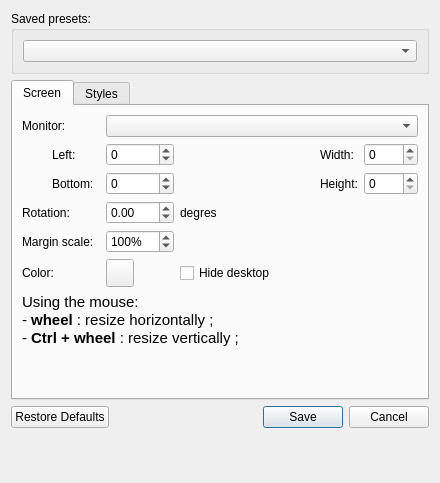
Old version of the form src/configeditor.ui in the repository Subtivals/subtivals.
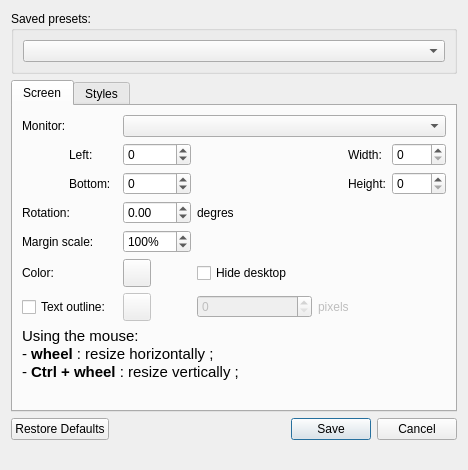
New version of the form. Icons and pictures are not drawn.

Commit message: Text outline support (ref #180)

Diff of the .ui file:
```diff
--- a/src/configeditor.ui
+++ b/src/configeditor.ui
@@ -6,8 +6,8 @@
    <rect>
     <x>0</x>
     <y>0</y>
-    <width>440</width>
-    <height>483</height>
+    <width>468</width>
+    <height>470</height>
    </rect>
   </property>
   <property name="windowTitle">
@@ -149,7 +149,7 @@
            </property>
           </widget>
          </item>
-         <item row="7" column="4">
+         <item row="8" column="4">
           <spacer name="verticalSpacer">
            <property name="orientation">
             <enum>Qt::Vertical</enum>
@@ -162,7 +162,7 @@
            </property>
           </spacer>
          </item>
-         <item row="6" column="0" colspan="8">
+         <item row="7" column="0" colspan="8">
           <widget class="QLabel" name="label_6">
            <property name="text">
             <string>&lt;!DOCTYPE HTML PUBLIC &quot;-//W3C//DTD HTML 4.0//EN&quot; &quot;http://www.w3.org/TR/REC-html40/strict.dtd&quot;&gt;
@@ -182,13 +182,6 @@
            </property>
           </widget>
          </item>
-         <item row="3" column="4" colspan="3">
-          <widget class="QLabel" name="label_8">
-           <property name="text">
-            <string>degres</string>
-           </property>
-          </widget>
-         </item>
          <item row="3" column="3">
           <widget class="QDoubleSpinBox" name="rotation">
            <property name="minimum">
@@ -326,6 +319,59 @@
            </property>
           </widget>
          </item>
+         <item row="6" column="0" colspan="2">
+          <widget class="QCheckBox" name="chkOutline">
+           <property name="text">
+            <string>Text outline:</string>
+           </property>
+          </widget>
+         </item>
+         <item row="6" column="3">
+          <widget class="QPushButton" name="btnOutlineColor">
+           <property name="enabled">
+            <bool>false</bool>
+           </property>
+           <property name="minimumSize">
+            <size>
+             <width>28</width>
+             <height>28</height>
+            </size>
+           </property>
+           <property name="maximumSize">
+            <size>
+             <width>28</width>
+             <height>28</height>
+            </size>
+           </property>
+           <property name="text">
+            <string/>
+           </property>
+          </widget>
+         </item>
+         <item row="6" column="4">
+          <widget class="QSpinBox" name="outlineWidth">
+           <property name="enabled">
+            <bool>false</bool>
+           </property>
+          </widget>
+         </item>
+         <item row="3" column="4" colspan="4">
+          <widget class="QLabel" name="label_8">
+           <property name="text">
+            <string>degres</string>
+           </property>
+          </widget>
+         </item>
+         <item row="6" column="5" colspan="3">
+          <widget class="QLabel" name="label_15">
+           <property name="enabled">
+            <bool>false</bool>
+           </property>
+           <property name="text">
+            <string>pixels</string>
+           </property>
+          </widget>
+         </item>
          <item row="5" column="4" colspan="4">
           <widget class="QCheckBox" name="hideDesktop">
            <property name="text">
```
Left out of the diff: 112 changed lines with no effect on the pictures. The commit also changes 9 other files.
